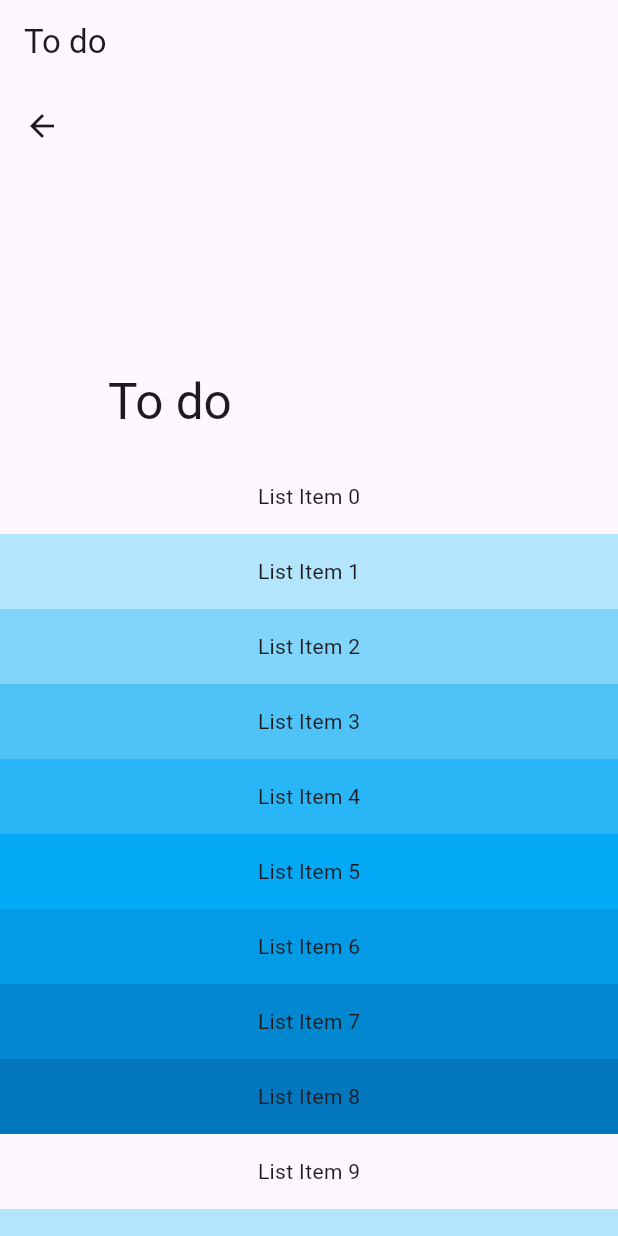
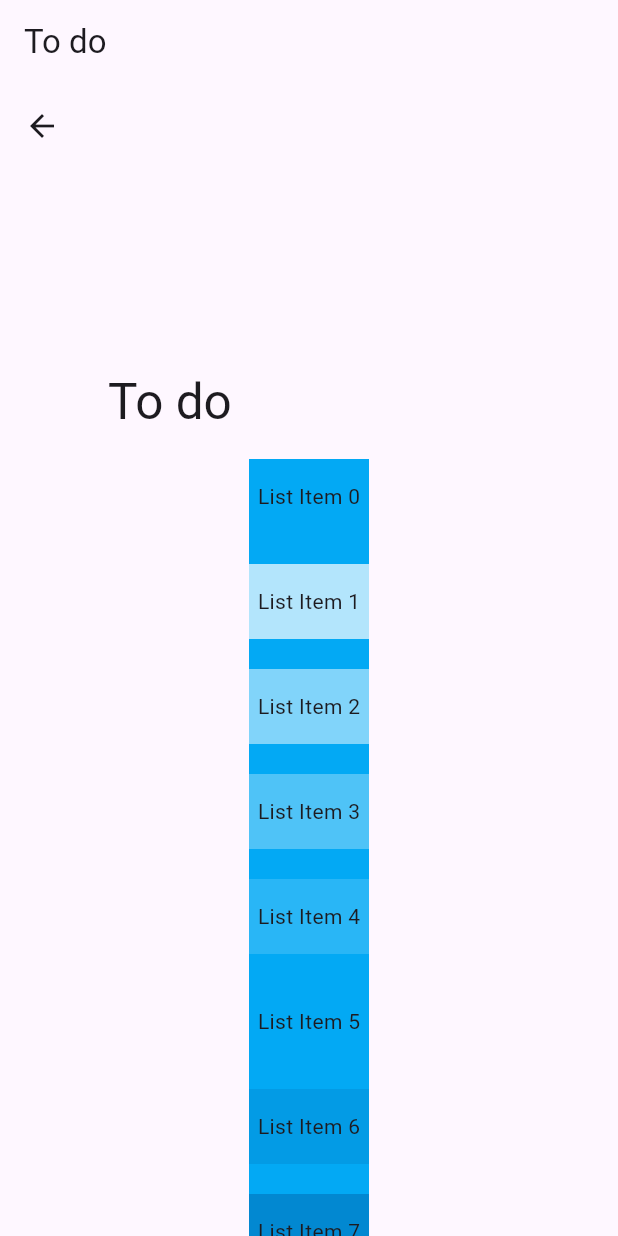
Before and after one commit to eduardowanderleyde/flutter-studies, a Flutter app: the screen it shows after launch, after a tap on "Enviar", on a phone screen of 412 x 824 dp. Run offline on Flutter 3.47's test engine with Material 2 defaults, Android fonts, the phone set to English and light mode, and no system bars.

Commit message:
changing sizes

```diff
--- a/initial_code/lib/pages/login_screen.dart
+++ b/initial_code/lib/pages/login_screen.dart
@@ -25,7 +25,7 @@ class LoginScreen extends StatelessWidget {
                   ),
                   ),
                 ),
-                const SizedBox(height: 20,),
+                const SizedBox(height: 60,),
                 const Padding(
                   padding: EdgeInsets.all(20.0),
                   child: TextField(
--- a/initial_code/lib/pages/task_list.dart
+++ b/initial_code/lib/pages/task_list.dart
@@ -6,9 +6,12 @@ class TaskList extends StatelessWidget {
   @override
   Widget build(BuildContext context) {
     return Scaffold(
-      appBar: AppBar(title:const Text ('To do'), automaticallyImplyLeading: false,
+      appBar: AppBar(
+        title: const Text('To do'),
+        automaticallyImplyLeading: false,
       ),
-      body: CustomScrollView(slivers: <Widget>[
+      body: CustomScrollView(
+        slivers: <Widget>[
           const SliverAppBar(
             pinned: true,
             expandedHeight: 250.0,
@@ -16,23 +19,29 @@ class TaskList extends StatelessWidget {
               title: Text('To do'),
             ),
           ),
-    SliverFixedExtentList(
-      itemExtent: 50.0,
-      delegate: SliverChildBuilderDelegate(
-        (BuildContext context, int index) {
+          SliverToBoxAdapter(
+            child: Center(
+              child: Container(
+                width: 80.0, // Defina a largura desejada aqui
+                color: Colors.lightBlue,
+                child: ListView.separated(
+                  shrinkWrap: true,
+                  itemCount: 40,
+                  separatorBuilder: (context, index) => SizedBox(height: 20.0), // Espaço de 10 pixels entre os itens
+                  itemBuilder: (context, index) {
                     return Container(
+                      height: 50.0,
                       alignment: Alignment.center,
                       color: Colors.lightBlue[100 * (index % 9)],
                       child: Text('List Item $index'),
                     );
-
                   },
-        childCount: 40,
+                ),
+              ),
             ),
           ),
         ],
       ),
     );
   }
-
 }
```
Lines whose indentation alone changed are shown as unchanged.
